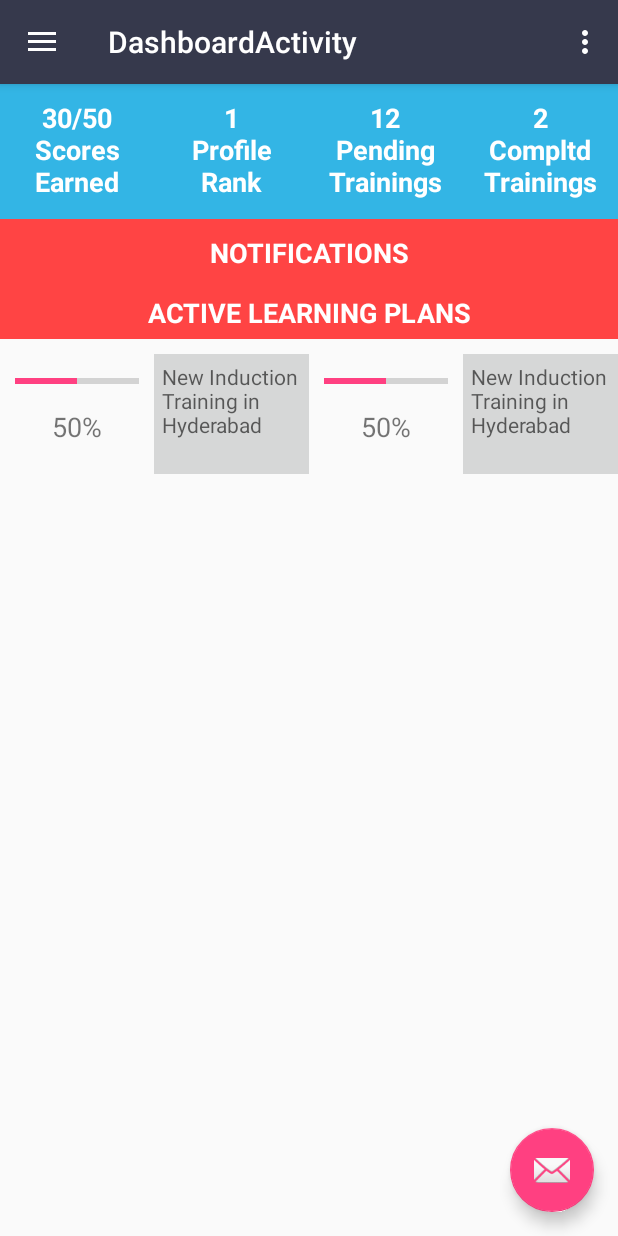
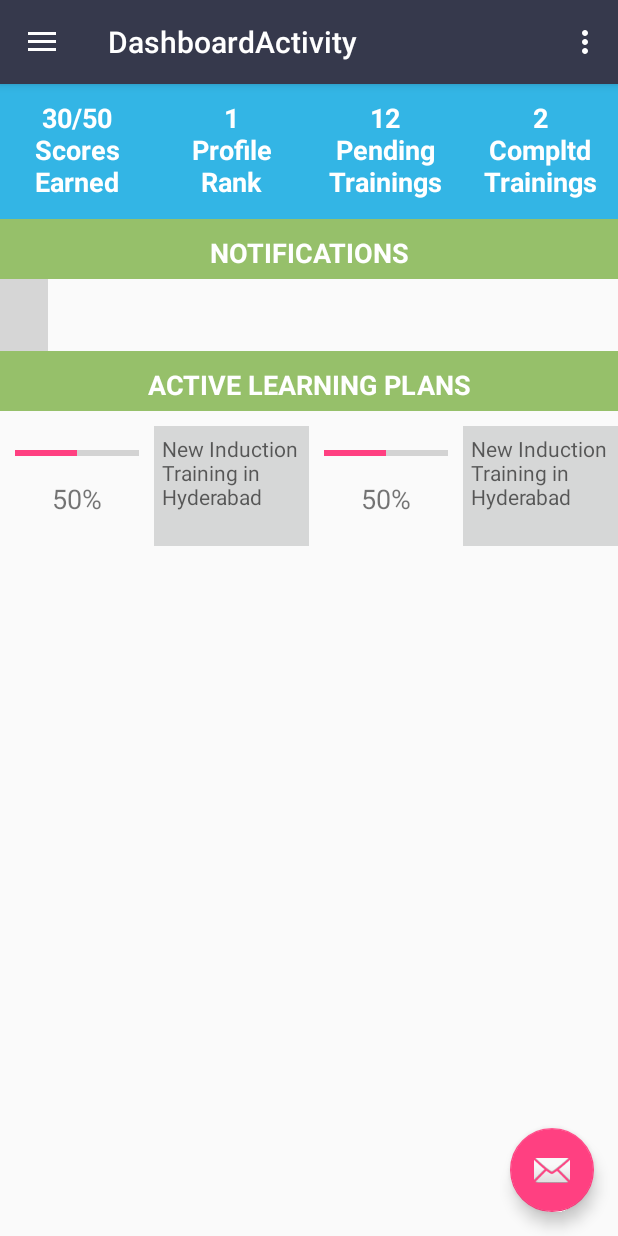
Before and after one commit to munishsethi777/ezae_droid, an Android app: the DashboardActivity screen opened directly, with no data from a screen before it, on a phone screen of 412 x 824 dp. Run offline under Robolectric (Android 15) with nearby library versions, the phone set to English and light mode, and no system bars; grey boxes are pictures that could not be loaded.

Commit message:
layout changes

```diff
--- a/app/src/main/res/layout/content_dashboard.xml
+++ b/app/src/main/res/layout/content_dashboard.xml
@@ -89,7 +89,7 @@
             android:id="@+id/textViewNotifications"
             android:layout_width="match_parent"
             android:layout_height="40dp"
-            android:background="@android:color/holo_red_light"
+            android:background="@color/Green"
             android:padding="10dp"
             android:text="NOTIFICATIONS"
             android:textAlignment="center"
@@ -100,13 +100,18 @@
             app:layout_constraintTop_toTopOf="parent"
             app:layout_constraintRight_toRightOf="parent"
             app:layout_constraintLeft_toLeftOf="parent"/>
-
+        <LinearLayout
+            android:layout_width="wrap_content"
+            android:layout_height="wrap_content"
+            app:layout_constraintTop_toBottomOf="@+id/activeLearningPlansContainer">
+            <include layout="@layout/dashboard_notification_fragment"/>
+        </LinearLayout>
 
         <TextView
             android:id="@+id/textViewActiveLearningPlans"
             android:layout_width="match_parent"
             android:layout_height="40dp"
-            android:background="@android:color/holo_red_light"
+            android:background="@color/Green"
             android:padding="10dp"
             android:text="ACTIVE LEARNING PLANS"
             android:textAlignment="center"
@@ -121,6 +126,7 @@
     </LinearLayout>
 
     <LinearLayout
+        android:id="@+id/activeLearningPlansContainer"
         android:layout_width="wrap_content"
         android:layout_height="wrap_content"
         app:layout_constraintTop_toBottomOf="@+id/linearLayout2">
@@ -139,4 +145,5 @@
             <include layout="@layout/dashboard_activeplan_fragment"/>
         </LinearLayout>
     </LinearLayout>
+
 </android.support.constraint.ConstraintLayout>
--- a/app/src/main/res/values/colors.xml
+++ b/app/src/main/res/values/colors.xml
@@ -1469,6 +1469,7 @@
     <color name="Green">#96c06a</color>
     <color name="Red">#ff0000</color>
     <color name="Orange">#ff9500</color>
+    <color name="LightGrey">#eaeaea</color>
     <color name="Grey">#d7d7d7</color>
     <color name="Darkgrey">#808080</color>
     <color name="White">#FFFFFF</color>
```
